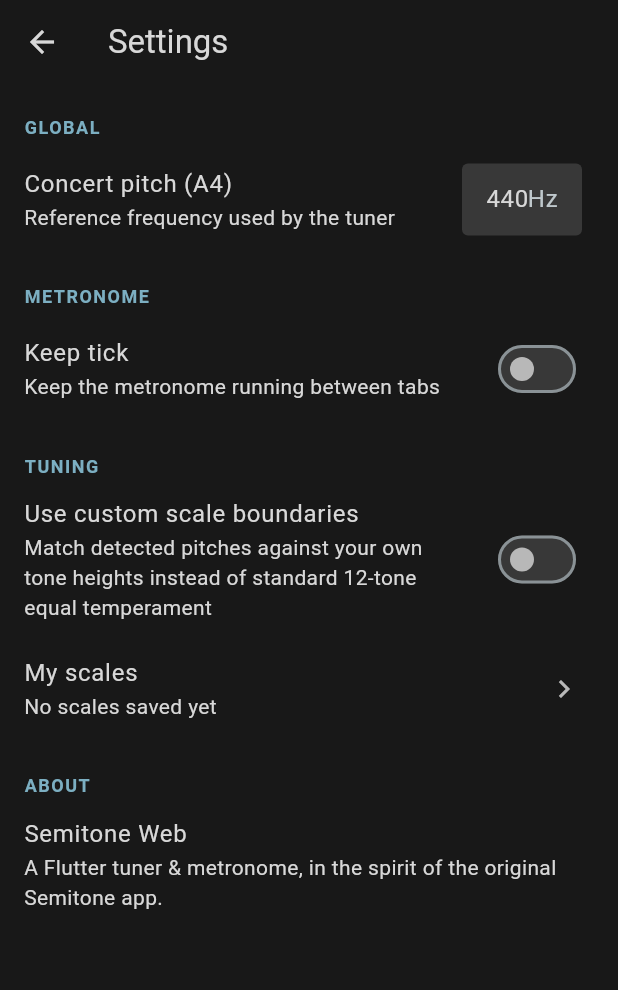
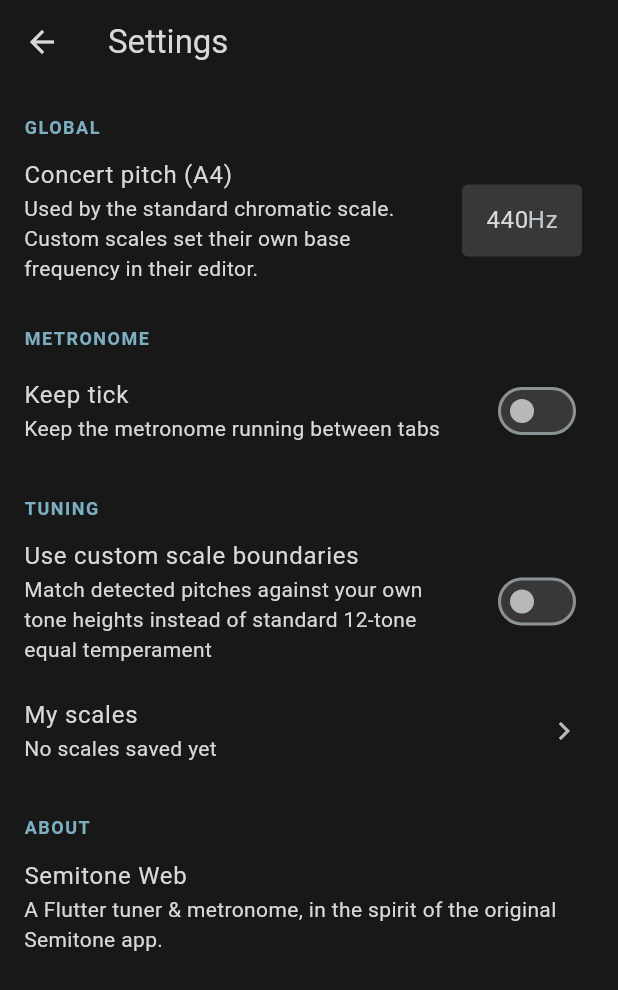
Before and after one commit to mkettn/semitone-web, a Flutter app: the screen it shows after launch, tab 2 chosen, after a tap on the "settings" icon, on a phone screen of 412 x 824 dp. Shown: the top 990 px of the screen. Run offline on Flutter 3.47's test engine with Material 3 defaults, Android fonts, the phone set to English and light mode, and no system bars; our stand-ins replace audioplayers, shared_preferences; missing offline and left inert: record; statements that could not run were skipped.

Commit message:
Make base pitch a per-scale parameter instead of one global setting
Every scale used to be matched against the single global "concert
pitch (A4)" setting, which never made sense for a scale with no fixed
concert pitch (e.g. Byzantine chant, rooted on whatever the vasi
happens to be) and made it impossible to have two custom scales tuned
to different references.

TuningScale now has its own baseFrequency (Hz), the pitch of the
degree at rootIndex - persisted, round-tripped through JSON, carried
through copyWith/duplicate. Added TuningScale.matchFrequency(freq) so
callers don't have to duplicate the log2-cents conversion against a
scale's own base.

TunerEngine no longer takes a concertA parameter or computes
"semitones from concert A" - it now just smooths and emits the
detected frequency in Hz (log-domain smoothing still uses an internal
constant purely for numerical behaviour, unrelated to any scale).
TunerScreen converts a reading to a match via
`activeScale.matchFrequency(reading.frequency)`, so the currently
active scale's own base frequency is what's used every time.

SettingsService.activeScale now builds the standard 12-TET scale with
baseFrequency: concertA, while every custom scale keeps its own
independently. The per-scale editor gets a "Base frequency (Hz)" field
next to root octave; Settings' concert pitch field is now documented
as only applying to the standard chromatic scale.

```diff
--- a/lib/models/tuning_scale.dart
+++ b/lib/models/tuning_scale.dart
@@ -31,6 +31,7 @@ class TuningScale {
     required List<ScaleDegree> degrees,
     this.rootIndex = 0,
     this.rootOctave = 4,
+    this.baseFrequency = 440,
   })  : id = id ?? _generateId(),
         degrees = List.unmodifiable(
           [...degrees]..sort((a, b) => a.cents.compareTo(b.cents)),
@@ -50,20 +51,28 @@ class TuningScale {
   final List<ScaleDegree> degrees;
 
   /// Index (into the *sorted* [degrees]) of the degree that lines up with
-  /// the reference pitch (concert A) at [rootOctave].
+  /// [baseFrequency] at [rootOctave].
   final int rootIndex;
 
   /// Octave number assigned to [rootIndex] when the detected pitch exactly
-  /// matches the reference frequency.
+  /// matches [baseFrequency].
   final int rootOctave;
+
+  /// The pitch, in Hz, of the degree at [rootIndex]. Each scale carries its
+  /// own base pitch rather than sharing one global "concert pitch" — e.g.
+  /// standard 12-TET tracks the app's concert-A setting, but a scale with
+  /// no fixed concert pitch (such as a Byzantine chant genus, rooted on
+  /// whatever frequency the *vasi* happens to be) can be tuned
+  /// independently of it and of every other saved scale.
+  final double baseFrequency;
 
   static const List<String> _chromaticNames = [
     'C', 'C#', 'D', 'D#', 'E', 'F', 'F#', 'G', 'G#', 'A', 'A#', 'B',
   ];
 
   /// Standard 12-tone equal temperament, rooted so that "A" lines up with
-  /// the configured concert pitch (matches the original Semitone app).
-  factory TuningScale.defaultTwelveTet() {
+  /// [concertA] (matches the original Semitone app).
+  factory TuningScale.defaultTwelveTet({double concertA = 440}) {
     final degs = [
       for (var i = 0; i < 12; i++)
         ScaleDegree(name: _chromaticNames[i], cents: i * 100.0),
@@ -73,6 +82,7 @@ class TuningScale {
       degrees: degs,
       rootIndex: _chromaticNames.indexOf('A'),
       rootOctave: 4,
+      baseFrequency: concertA,
     );
   }
 
@@ -114,8 +124,16 @@ class TuningScale {
     });
   }
 
+  /// Match a detected fundamental frequency in Hz against this scale,
+  /// converting it to cents relative to [baseFrequency] and delegating to
+  /// [match].
+  ScaleMatch matchFrequency(double freq) {
+    final totalCents = 1200 * (math.log(freq / baseFrequency) / math.ln2);
+    return match(totalCents);
+  }
+
   /// Match a detected [totalCentsFromReference] (i.e.
-  /// `1200 * log2(freq / referenceFreq)`) against this scale, returning the
+  /// `1200 * log2(freq / baseFrequency)`) against this scale, returning the
   /// nearest degree, its octave, and signed error in cents.
   ScaleMatch match(double totalCentsFromReference) {
     if (degrees.isEmpty) {
@@ -155,6 +173,7 @@ class TuningScale {
     List<ScaleDegree>? degrees,
     int? rootIndex,
     int? rootOctave,
+    double? baseFrequency,
   }) {
     return TuningScale(
       id: id,
@@ -162,6 +181,7 @@ class TuningScale {
       degrees: degrees ?? this.degrees,
       rootIndex: rootIndex ?? this.rootIndex,
       rootOctave: rootOctave ?? this.rootOctave,
+      baseFrequency: baseFrequency ?? this.baseFrequency,
     );
   }
 
@@ -173,6 +193,7 @@ class TuningScale {
       degrees: degrees,
       rootIndex: rootIndex,
       rootOctave: rootOctave,
+      baseFrequency: baseFrequency,
     );
   }
 
@@ -182,6 +203,7 @@ class TuningScale {
         'degrees': degrees.map((d) => d.toJson()).toList(),
         'rootIndex': rootIndex,
         'rootOctave': rootOctave,
+        'baseFrequency': baseFrequency,
       };
 
   factory TuningScale.fromJson(Map<String, dynamic> json) {
@@ -200,6 +222,7 @@ class TuningScale {
       degrees: degs,
       rootIndex: rootIndex,
       rootOctave: json['rootOctave'] as int? ?? 4,
+      baseFrequency: (json['baseFrequency'] as num?)?.toDouble() ?? 440,
     );
   }
 
--- a/lib/screens/settings_screen.dart
+++ b/lib/screens/settings_screen.dart
@@ -58,7 +58,10 @@ class _SettingsScreenState extends State<SettingsScreen> {
               const _SectionHeader('Global'),
               ListTile(
                 title: const Text('Concert pitch (A4)'),
-                subtitle: const Text('Reference frequency used by the tuner'),
+                subtitle: const Text(
+                  'Used by the standard chromatic scale. Custom scales set '
+                  'their own base frequency in their editor.',
+                ),
                 trailing: SizedBox(
                   width: 80,
                   child: TextField(
--- a/lib/screens/tuner_screen.dart
+++ b/lib/screens/tuner_screen.dart
@@ -24,8 +24,6 @@ class _TunerScreenState extends State<TunerScreen> {
   @override
   void initState() {
     super.initState();
-    widget.settings.addListener(_onSettingsChanged);
-    _onSettingsChanged();
     _init();
   }
 
@@ -38,14 +36,9 @@ class _TunerScreenState extends State<TunerScreen> {
     if (mounted) setState(() {});
   }
 
-  void _onSettingsChanged() {
-    _engine.concertA = widget.settings.concertA;
-  }
-
   void _onReading(PitchReading reading) {
     final scale = widget.settings.activeScale;
-    final totalCents = reading.semitone * 100;
-    final match = scale.match(totalCents);
+    final match = scale.matchFrequency(reading.frequency);
     if (mounted) setState(() => _match = match);
   }
 
@@ -61,7 +54,6 @@ class _TunerScreenState extends State<TunerScreen> {
 
   @override
   void dispose() {
-    widget.settings.removeListener(_onSettingsChanged);
     _engine.dispose();
     super.dispose();
   }
```
Also changed, not shown: lib/models/scale_presets.dart (+4 -3 lines), lib/screens/custom_scale_screen.dart (+39 -5 lines), lib/services/settings_service.dart (+4 -3 lines), lib/services/tuner_engine.dart (+14 -10 lines), 3 other files.
